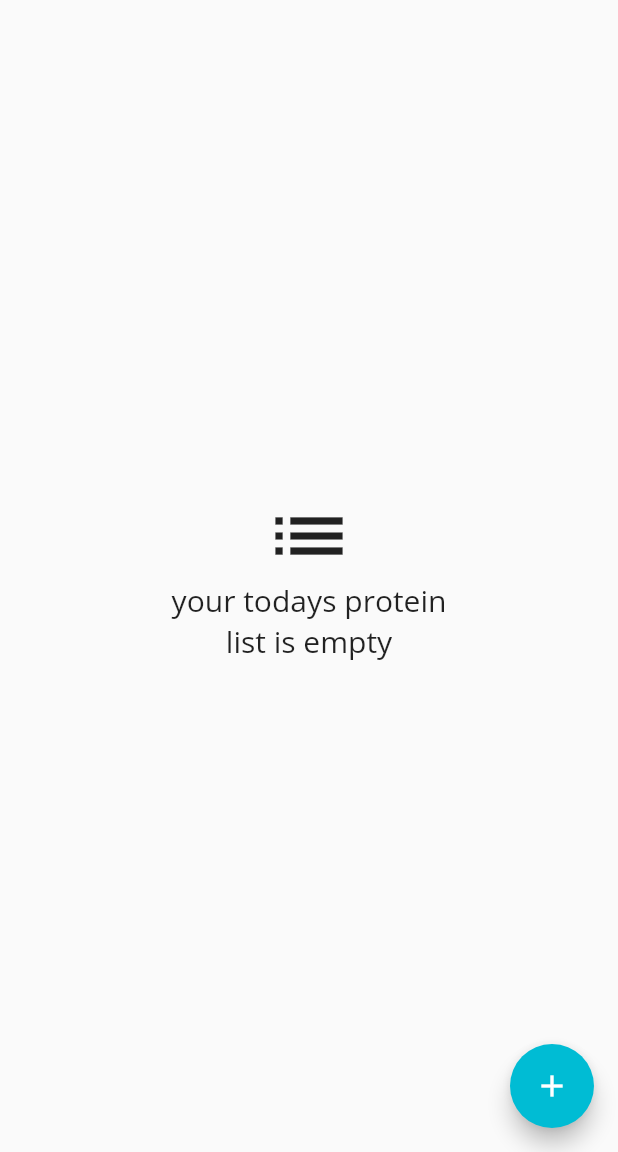
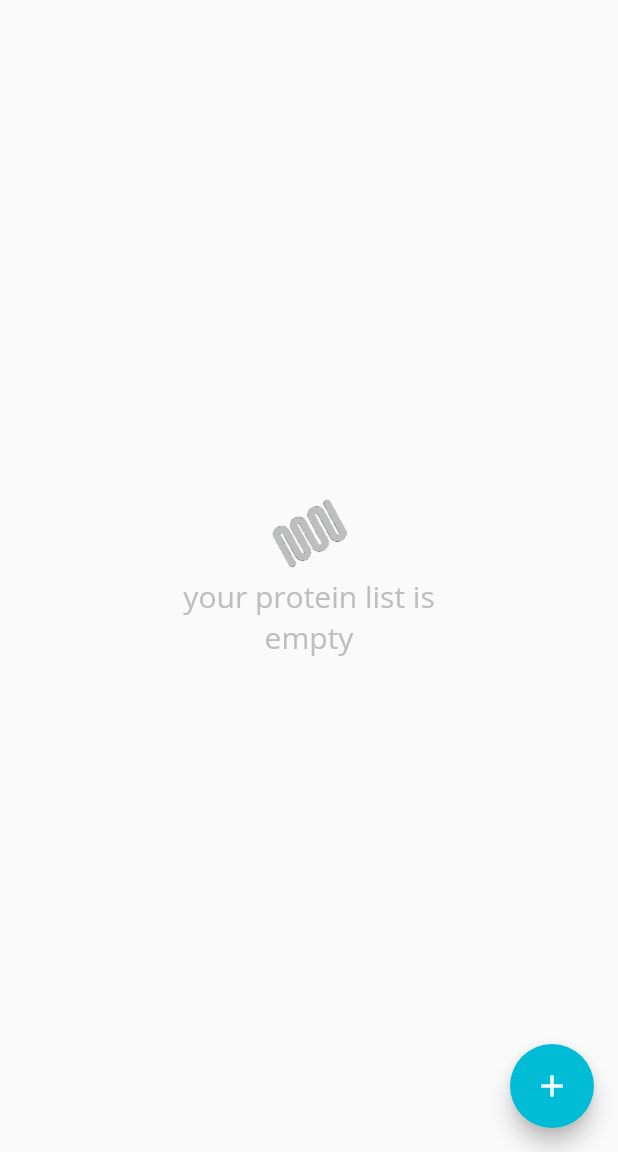
Before and after one commit to kevinrmendez/protein_tracker, a Flutter app: the TrackerScreen screen opened directly, on a phone screen of 412 x 824 dp, the part 84-1236 px from its top. Run offline on Flutter 3.47's test engine with Material 2 defaults, Android fonts, the phone set to English and light mode, and no system bars; our stand-ins replace charts_flutter, rxdart, shared_preferences, sqflite, step_progress_indicator; accounts and stored records are empty.

Commit message:
change list empty text style and icon

```diff
--- a/lib/bloc/ProteinService.dart
+++ b/lib/bloc/ProteinService.dart
@@ -65,6 +65,10 @@ class ProteinService {
 
   removeConsumedProtein(int proteinAmount) {
     var updatedConsumedProtein = currentConsumedProtein - proteinAmount;
+
+    if (updatedConsumedProtein < 0) {
+      updatedConsumedProtein = 0;
+    }
     _consumedProtein.add(updatedConsumedProtein);
     preferences.setInt("protein_consumed", updatedConsumedProtein);
   }
--- a/lib/trackerScreen.dart
+++ b/lib/trackerScreen.dart
@@ -45,9 +45,9 @@ class _TrackerScreenState extends State<TrackerScreen> {
           print(snapshot.data);
           if (snapshot.data.length == 0) {
             return Center(
-                child: WidgetUtils.iconText(context,
-                    icon: Icons.list,
-                    text: 'your todays protein list is empty'));
+                child: WidgetUtils.imageText(context,
+                    text: 'your protein list is empty',
+                    asset: 'assets/protein-icon-gray-150.png'));
           } else {
             return ListView.builder(
                 itemCount: proteinListServices.currentList.length,
--- a/lib/utils/colors.dart
+++ b/lib/utils/colors.dart
@@ -1,9 +1,11 @@
 import 'package:flutter/material.dart';
 
 const PrimaryColor = const Color(0xFF00BCD4);
+// const PrimaryColor = const Color(0xFF00d4b7);
 const BaseColor = const Color(0xFF31DDC2);
 const GreyColor = const Color(0xFFEEEEEE);
 const LightGreyColor = const Color(0xFFF8F8F8);
 const MediumGreyColor = const Color(0xFFF0F0F0);
+const DarkMediumGreyColor = const Color(0xFFBEBEBE);
 const DarkGreyColor = const Color(0xFF878787);
 const RedColor = const Color(0xFFDD314B);
--- a/lib/utils/widgetUtils.dart
+++ b/lib/utils/widgetUtils.dart
@@ -60,11 +60,37 @@ class WidgetUtils {
           Icon(
             icon,
             size: 60,
+            color: DarkMediumGreyColor,
           ),
           Text(
             text,
             textAlign: TextAlign.center,
-            style: TextStyle(fontSize: 20),
+            style: TextStyle(fontSize: 20, color: DarkMediumGreyColor),
+          ),
+        ],
+      ),
+    );
+  }
+
+  static Widget imageText(BuildContext context,
+      {IconData icon, String text, String asset}) {
+    return Container(
+      width: MediaQuery.of(context).size.width * .5,
+      child: Column(
+        mainAxisAlignment: MainAxisAlignment.center,
+        children: <Widget>[
+          Container(
+            margin: EdgeInsetsDirectional.only(bottom: 5),
+            child: Image.asset(
+              asset,
+              width: 50,
+              height: 50,
+            ),
+          ),
+          Text(
+            text,
+            textAlign: TextAlign.center,
+            style: TextStyle(fontSize: 20, color: DarkMediumGreyColor),
           ),
         ],
       ),
--- a/pubspec.yaml
+++ b/pubspec.yaml
@@ -50,6 +50,8 @@ flutter:
     - assets/drawer-header.jpg
     - assets/protein-tracker-icon-150.png
     - assets/protein-tracker-icon-an-150.png
+    - assets/protein-icon-black-150.png
+    - assets/protein-icon-gray-150.png
   #  - images/a_dot_ham.jpeg
   # An image asset can refer to one or more resolution-specific "variants", see
   # https://flutter.dev/assets-and-images/#resolution-aware.
```
Also changed, not shown: assets/protein-icon-black-150.png (added), assets/protein-icon-gray-150.png (added).
